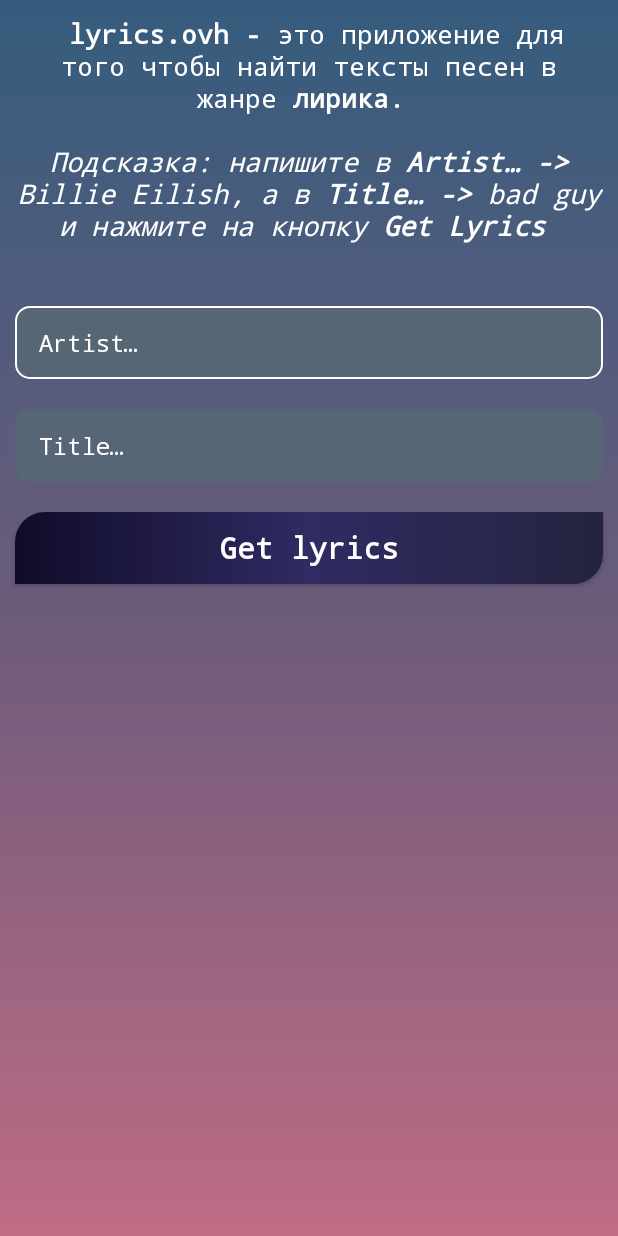
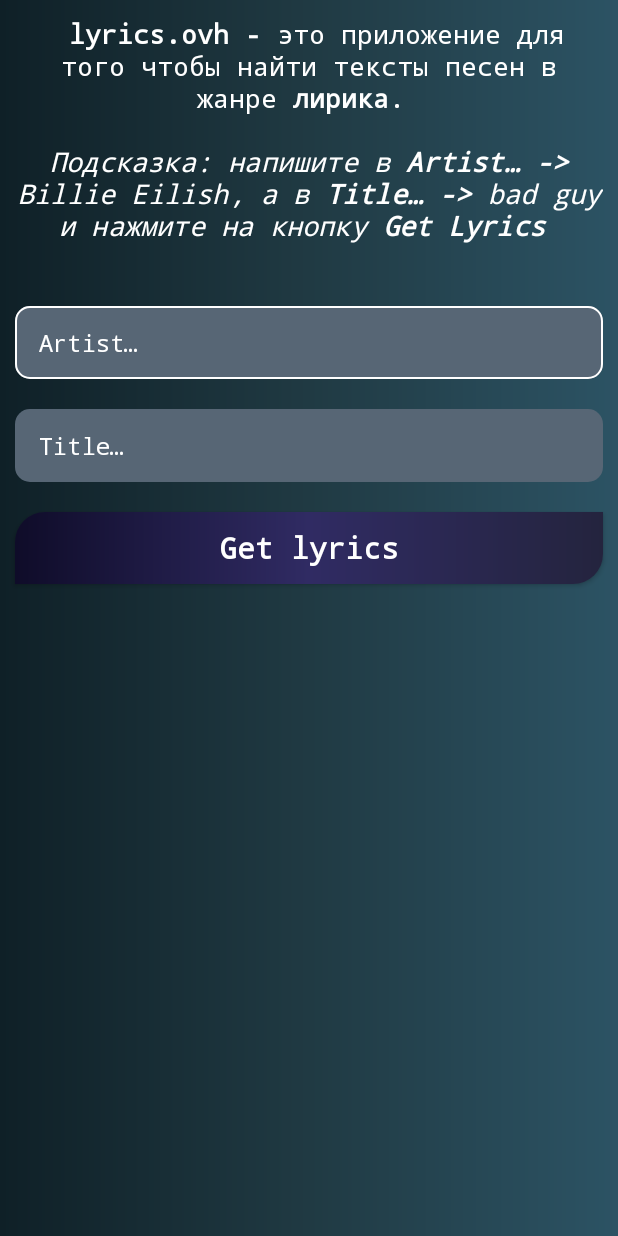
Before and after one commit to TheAlisher/lyrics.ovhApp, an Android app: the screen it shows after launch (MainActivity), on a phone screen of 412 x 824 dp. Run offline under Robolectric (Android 15) with nearby library versions, the phone set to English and light mode, and no system bars.

Commit message:
change main background

```diff
--- a/app/src/main/java/com/example/lyricsovh/presentation_ui/main/MainActivity.java
+++ b/app/src/main/java/com/example/lyricsovh/presentation_ui/main/MainActivity.java
@@ -53,7 +53,7 @@ public class MainActivity extends AppCompatActivity {
     private void setGradientStatusBar(Activity activity) {
         if (Build.VERSION.SDK_INT >= Build.VERSION_CODES.LOLLIPOP) {
             Window window = activity.getWindow();
-            Drawable background = getResources().getDrawable(R.drawable.background_gradient_red_sunset);
+            Drawable background = getResources().getDrawable(R.drawable.background_gradient_moonlit_asteroid);
             window.setStatusBarColor(getResources().getColor(android.R.color.transparent));
             window.setBackgroundDrawable(background);
         }
--- /dev/null
+++ b/app/src/main/res/drawable/background_gradient_moonlit_asteroid.xml
@@ -0,0 +1,8 @@
+<?xml version="1.0" encoding="utf-8"?>
+<shape xmlns:android="http://schemas.android.com/apk/res/android">
+    <gradient
+        android:angle="0"
+        android:endColor="#2C5364"
+        android:centerColor="#203A43"
+        android:startColor="#0F2027" />
+</shape>
--- a/app/src/main/res/drawable/background_gradient_red_sunset.xml
+++ /dev/null
@@ -1,8 +0,0 @@
-<?xml version="1.0" encoding="utf-8"?>
-<shape xmlns:android="http://schemas.android.com/apk/res/android">
-    <gradient
-        android:angle="270"
-        android:endColor="#C06C84"
-        android:centerColor="#6C5B7B"
-        android:startColor="#355C7D" />
-</shape>
--- a/app/src/main/res/layout/activity_main.xml
+++ b/app/src/main/res/layout/activity_main.xml
@@ -5,7 +5,7 @@
     android:layout_width="match_parent"
     android:layout_height="match_parent"
     android:animateLayoutChanges="true"
-    android:background="@drawable/background_gradient_red_sunset"
+    android:background="@drawable/background_gradient_moonlit_asteroid"
     android:orientation="vertical"
     tools:context=".presentation_ui.main.MainActivity">
 
```
